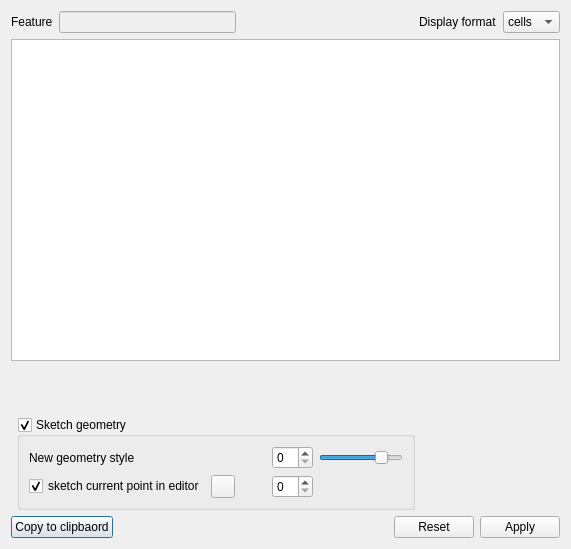
3nids/plaingeometryeditor, file ui/ui_geomeditor.ui: the form before one commit.
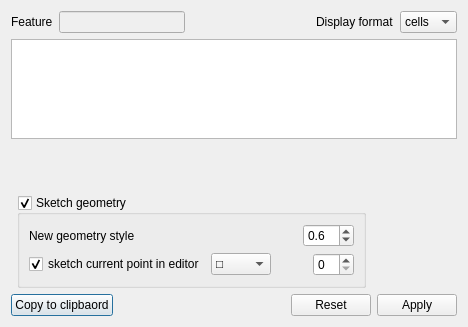
The form after the commit. Custom widgets are drawn as their Qt base class.

Commit message: rubbers bands ok

What changed in the file:
```diff
--- a/ui/ui_geomeditor.ui
+++ b/ui/ui_geomeditor.ui
@@ -6,8 +6,8 @@
    <rect>
     <x>0</x>
     <y>0</y>
-    <width>571</width>
-    <height>549</height>
+    <width>468</width>
+    <height>327</height>
    </rect>
   </property>
   <property name="windowTitle">
@@ -185,6 +185,25 @@
          <property name="margin">
           <number>0</number>
          </property>
+         <item row="0" column="2">
+          <widget class="QLabel" name="featureRubberColor">
+           <property name="sizePolicy">
+            <sizepolicy hsizetype="Fixed" vsizetype="Preferred">
+             <horstretch>0</horstretch>
+             <verstretch>0</verstretch>
+            </sizepolicy>
+           </property>
+           <property name="minimumSize">
+            <size>
+             <width>30</width>
+             <height>0</height>
+            </size>
+           </property>
+           <property name="text">
+            <string/>
+           </property>
+          </widget>
+         </item>
          <item row="0" column="0">
           <widget class="QLabel" name="label_2">
            <property name="text">
@@ -192,93 +211,117 @@
            </property>
           </widget>
          </item>
-         <item row="0" column="3">
-          <widget class="QSpinBox" name="rubberSize">
-           <property name="toolTip">
-            <string extracomment="Size"/>
-           </property>
-          </widget>
-         </item>
-         <item row="1" column="1">
-          <widget class="QToolButton" name="toolButton_4">
-           <property name="toolTip">
-            <string extracomment="Icon"/>
-           </property>
-           <property name="text">
-            <string/>
-           </property>
-          </widget>
-         </item>
-         <item row="1" column="3">
-          <widget class="QSpinBox" name="spinBox_2">
-           <property name="toolTip">
-            <string extracomment="Size"/>
-           </property>
-          </widget>
-         </item>
-         <item row="1" column="0">
-          <widget class="QCheckBox" name="checkBox">
-           <property name="text">
-            <string>sketch current point in editor</string>
-           </property>
-           <property name="checked">
-            <bool>true</bool>
-           </property>
+         <item row="1" column="0" colspan="5">
+          <widget class="QWidget" name="pointRubberGroup" native="true">
+           <layout class="QGridLayout" name="gridLayout_8">
+            <property name="margin">
+             <number>0</number>
+            </property>
+            <item row="0" column="1">
+             <widget class="QComboBox" name="currentPointRubberIcon">
+              <property name="currentIndex">
+               <number>3</number>
+              </property>
+              <item>
+               <property name="text">
+                <string>None</string>
+               </property>
+              </item>
+              <item>
+               <property name="text">
+                <string>+</string>
+               </property>
+              </item>
+              <item>
+               <property name="text">
+                <string>x</string>
+               </property>
+              </item>
+              <item>
+               <property name="text">
+                <string>□</string>
+               </property>
+              </item>
+              <item>
+               <property name="text">
+                <string>○</string>
+               </property>
+              </item>
+             </widget>
+            </item>
+            <item row="0" column="0">
+             <widget class="QCheckBox" name="displayPointRubber">
+              <property name="text">
+               <string>sketch current point in editor</string>
+              </property>
+              <property name="checked">
+               <bool>true</bool>
+              </property>
+             </widget>
+            </item>
+            <item row="0" column="2">
+             <widget class="QLabel" name="currentPointRubberColor">
+              <property name="sizePolicy">
+               <sizepolicy hsizetype="Fixed" vsizetype="Preferred">
+                <horstretch>0</horstretch>
+                <verstretch>0</verstretch>
+               </sizepolicy>
+              </property>
+              <property name="minimumSize">
+               <size>
+                <width>30</width>
+                <height>0</height>
+               </size>
+              </property>
+              <property name="text">
+               <string/>
+              </property>
+             </widget>
+            </item>
+            <item row="0" column="3">
+             <widget class="QSpinBox" name="currentPointRubberSize">
+              <property name="toolTip">
+               <string extracomment="Size"/>
+              </property>
+             </widget>
+            </item>
+           </layout>
           </widget>
          </item>
          <item row="0" column="4">
-          <widget class="QSlider" name="alphaSlider">
+          <widget class="QDoubleSpinBox" name="featureRubberSize">
            <property name="toolTip">
-            <string extracomment="Transparency"/>
+            <string extracomment="Size"/>
+           </property>
+           <property name="decimals">
+            <number>1</number>
+           </property>
+           <property name="minimum">
+            <double>0.100000000000000</double>
            </property>
            <property name="maximum">
-            <number>100</number>
+            <double>20.000000000000000</double>
+           </property>
+           <property name="singleStep">
+            <double>0.200000000000000</double>
            </property>
            <property name="value">
-            <number>80</number>
+            <double>0.600000000000000</double>
            </property>
+          </widget>
+         </item>
+         <item row="0" column="1">
+          <spacer name="horizontalSpacer_2">
            <property name="orientation">
             <enum>Qt::Horizontal</enum>
            </property>
-          </widget>
-         </item>
-         <item row="0" column="2">
-          <widget class="QLabel" name="rubberColor">
-           <property name="sizePolicy">
-            <sizepolicy hsizetype="Fixed" vsizetype="Preferred">
-             <horstretch>0</horstretch>
-             <verstretch>0</verstretch>
-            </sizepolicy>
-           </property>
-           <property name="minimumSize">
+           <property name="sizeHint" stdset="0">
             <size>
-             <width>25</width>
-             <height>0</height>
+             <width>40</width>
+             <height>20</height>
             </size>
            </property>
-           <property name="text">
-            <string/>
-           </property>
-          </widget>
-         </item>
-         <item row="1" column="2">
-          <widget class="QLabel" name="pointColor">
-           <property name="sizePolicy">
-            <sizepolicy hsizetype="Fixed" vsizetype="Preferred">
-             <horstretch>0</horstretch>
-             <verstretch>0</verstretch>
-            </sizepolicy>
-           </property>
-           <property name="minimumSize">
-            <size>
-             <width>25</width>
-             <height>0</height>
-            </size>
-           </property>
-           <property name="text">
-            <string/>
-           </property>
-          </widget>
+          </spacer>
          </item>
         </layout>
         <zorder>label_2</zorder>
```
Left out of the diff: 8 changed lines with no effect on the pictures. The commit also changes 4 other files.
